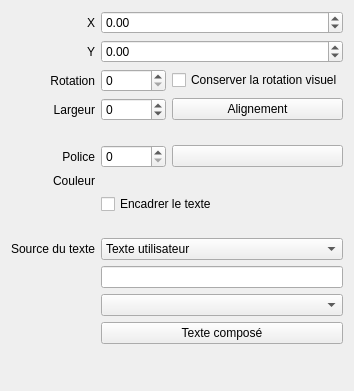
Qt form sources/editor/ui/dynamictextfieldeditor.ui (qelectrotech/qelectrotech-source-mirror) before a commit.
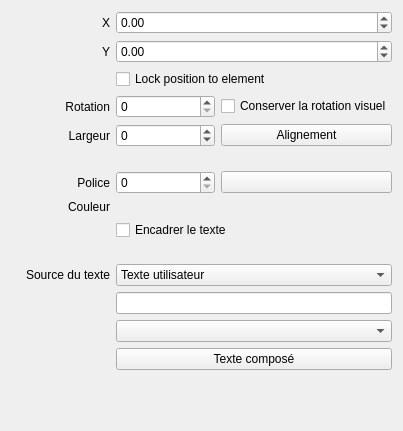
The same form after that commit.

Commit message: Implement lock to element from ui

```diff
--- a/sources/editor/ui/dynamictextfieldeditor.ui
+++ b/sources/editor/ui/dynamictextfieldeditor.ui
@@ -6,93 +6,35 @@
    <rect>
     <x>0</x>
     <y>0</y>
-    <width>354</width>
-    <height>391</height>
+    <width>403</width>
+    <height>431</height>
    </rect>
   </property>
   <property name="windowTitle">
    <string>Form</string>
   </property>
   <layout class="QGridLayout" name="m_main_grid_layout">
-   <item row="6" column="0">
-    <widget class="QLabel" name="label_3">
-     <property name="text">
-      <string>Couleur</string>
-     </property>
-     <property name="alignment">
-      <set>Qt::AlignRight|Qt::AlignTrailing|Qt::AlignVCenter</set>
-     </property>
-    </widget>
+   <item row="12" column="1" colspan="2">
+    <widget class="QLineEdit" name="m_user_text_le"/>
    </item>
-   <item row="13" column="1">
-    <spacer name="verticalSpacer">
-     <property name="orientation">
-      <enum>Qt::Vertical</enum>
-     </property>
-     <property name="sizeHint" stdset="0">
-      <size>
-       <width>20</width>
-       <height>40</height>
-      </size>
-     </property>
-    </spacer>
-   </item>
-   <item row="3" column="0">
-    <widget class="QLabel" name="label_2">
+   <item row="4" column="0">
+    <widget class="QLabel" name="label_7">
      <property name="text">
-      <string>Largeur</string>
+      <string>Rotation</string>
      </property>
      <property name="alignment">
       <set>Qt::AlignRight|Qt::AlignTrailing|Qt::AlignVCenter</set>
      </property>
     </widget>
    </item>
-   <item row="9" column="1" colspan="2">
-    <widget class="QComboBox" name="m_text_from_cb">
-     <item>
-      <property name="text">
-       <string>Texte utilisateur</string>
-      </property>
-     </item>
-     <item>
-      <property name="text">
-       <string>Information de l'élément</string>
-      </property>
-     </item>
-     <item>
-      <property name="text">
-       <string>Texte composé</string>
-      </property>
-     </item>
-    </widget>
-   </item>
-   <item row="2" column="2">
+   <item row="4" column="2">
     <widget class="QCheckBox" name="m_keep_visual_rotation_cb">
      <property name="text">
       <string>Conserver la rotation visuel</string>
      </property>
     </widget>
    </item>
-   <item row="11" column="1" colspan="2">
-    <widget class="QComboBox" name="m_elmt_info_cb"/>
-   </item>
-   <item row="4" column="1">
-    <spacer name="verticalSpacer_2">
-     <property name="orientation">
-      <enum>Qt::Vertical</enum>
-     </property>
-     <property name="sizeType">
-      <enum>QSizePolicy::Fixed</enum>
-     </property>
-     <property name="sizeHint" stdset="0">
-      <size>
-       <width>20</width>
-       <height>18</height>
-      </size>
-     </property>
-    </spacer>
-   </item>
-   <item row="3" column="1">
+   <item row="5" column="1">
     <widget class="QSpinBox" name="m_width_sb">
      <property name="minimum">
       <number>-1</number>
@@ -102,24 +44,118 @@
      </property>
     </widget>
    </item>
-   <item row="2" column="1">
+   <item row="5" column="2">
+    <widget class="QPushButton" name="m_alignment_pb">
+     <property name="text">
+      <string>Alignement</string>
+     </property>
+    </widget>
+   </item>
+   <item row="0" column="1" colspan="2">
+    <widget class="QDoubleSpinBox" name="m_x_sb">
+     <property name="minimum">
+      <double>-5000.000000000000000</double>
+     </property>
+     <property name="maximum">
+      <double>5000.000000000000000</double>
+     </property>
+    </widget>
+   </item>
+   <item row="13" column="1" colspan="2">
+    <widget class="QComboBox" name="m_elmt_info_cb"/>
+   </item>
+   <item row="6" column="1">
+    <spacer name="verticalSpacer_2">
+     <property name="orientation">
+      <enum>Qt::Vertical</enum>
+     </property>
+     <property name="sizeType">
+      <enum>QSizePolicy::Fixed</enum>
+     </property>
+     <property name="sizeHint" stdset="0">
+      <size>
+       <width>20</width>
+       <height>18</height>
+      </size>
+     </property>
+    </spacer>
+   </item>
+   <item row="11" column="1" colspan="2">
+    <widget class="QComboBox" name="m_text_from_cb">
+     <item>
+      <property name="text">
+       <string>Texte utilisateur</string>
+      </property>
+     </item>
+     <item>
+      <property name="text">
+       <string>Information de l'élément</string>
+      </property>
+     </item>
+     <item>
+      <property name="text">
+       <string>Texte composé</string>
+      </property>
+     </item>
+    </widget>
+   </item>
+   <item row="15" column="1">
+    <spacer name="verticalSpacer">
+     <property name="orientation">
+      <enum>Qt::Vertical</enum>
+     </property>
+     <property name="sizeHint" stdset="0">
+      <size>
+       <width>20</width>
+       <height>40</height>
+      </size>
+     </property>
+    </spacer>
+   </item>
+   <item row="4" column="1">
     <widget class="QSpinBox" name="m_rotation_sb">
      <property name="maximum">
       <number>359</number>
      </property>
     </widget>
    </item>
-   <item row="1" column="0">
-    <widget class="QLabel" name="label_6">
+   <item row="8" column="0">
+    <widget class="QLabel" name="label_3">
      <property name="text">
-      <string>Y</string>
+      <string>Couleur</string>
      </property>
      <property name="alignment">
       <set>Qt::AlignRight|Qt::AlignTrailing|Qt::AlignVCenter</set>
      </property>
     </widget>
    </item>
-   <item row="9" column="0">
+   <item row="5" column="0">
+    <widget class="QLabel" name="label_2">
+     <property name="text">
+      <string>Largeur</string>
+     </property>
+     <property name="alignment">
+      <set>Qt::AlignRight|Qt::AlignTrailing|Qt::AlignVCenter</set>
+     </property>
+    </widget>
+   </item>
+   <item row="10" column="1">
+    <spacer name="verticalSpacer_3">
+     <property name="orientation">
+      <enum>Qt::Vertical</enum>
+     </property>
+     <property name="sizeType">
+      <enum>QSizePolicy::Fixed</enum>
+     </property>
+     <property name="sizeHint" stdset="0">
+      <size>
+       <width>20</width>
+       <height>18</height>
+      </size>
+     </property>
+    </spacer>
+   </item>
+   <item row="11" column="0">
     <widget class="QLabel" name="label_4">
      <property name="text">
       <string>Source du texte</string>
@@ -129,41 +165,44 @@
      </property>
     </widget>
    </item>
-   <item row="10" column="1" colspan="2">
-    <widget class="QLineEdit" name="m_user_text_le"/>
-   </item>
-   <item row="2" column="0">
-    <widget class="QLabel" name="label_7">
-     <property name="text">
-      <string>Rotation</string>
-     </property>
-     <property name="alignment">
-      <set>Qt::AlignRight|Qt::AlignTrailing|Qt::AlignVCenter</set>
-     </property>
-    </widget>
-   </item>
-   <item row="12" column="1" colspan="2">
+   <item row="14" column="1" colspan="2">
     <widget class="QPushButton" name="m_composite_text_pb">
      <property name="text">
       <string>Texte composé</string>
      </property>
     </widget>
    </item>
-   <item row="3" column="2">
-    <widget class="QPushButton" name="m_alignment_pb">
+   <item row="7" column="1">
+    <widget class="QSpinBox" name="m_size_sb"/>
+   </item>
+   <item row="7" column="0">
+    <widget class="QLabel" name="label">
      <property name="text">
-      <string>Alignement</string>
+      <string>Police</string>
      </property>
+     <property name="alignment">
+      <set>Qt::AlignRight|Qt::AlignTrailing|Qt::AlignVCenter</set>
+     </property>
     </widget>
    </item>
-   <item row="7" column="1" colspan="2">
+   <item row="0" column="0">
+    <widget class="QLabel" name="label_5">
+     <property name="text">
+      <string>X</string>
+     </property>
+     <property name="alignment">
+      <set>Qt::AlignRight|Qt::AlignTrailing|Qt::AlignVCenter</set>
+     </property>
+    </widget>
+   </item>
+   <item row="9" column="1" colspan="2">
     <widget class="QCheckBox" name="m_frame_cb">
      <property name="text">
       <string>Encadrer le texte</string>
      </property>
     </widget>
    </item>
-   <item row="5" column="2">
+   <item row="7" column="2">
     <widget class="QPushButton" name="m_font_pb">
      <property name="text">
       <string/>
@@ -180,55 +219,26 @@
      </property>
     </widget>
    </item>
-   <item row="0" column="1" colspan="2">
-    <widget class="QDoubleSpinBox" name="m_x_sb">
-     <property name="minimum">
-      <double>-5000.000000000000000</double>
-     </property>
-     <property name="maximum">
-      <double>5000.000000000000000</double>
-     </property>
-    </widget>
-   </item>
-   <item row="5" column="1">
-    <widget class="QSpinBox" name="m_size_sb"/>
-   </item>
-   <item row="0" column="0">
-    <widget class="QLabel" name="label_5">
+   <item row="1" column="0">
+    <widget class="QLabel" name="label_6">
      <property name="text">
-      <string>X</string>
+      <string>Y</string>
      </property>
      <property name="alignment">
       <set>Qt::AlignRight|Qt::AlignTrailing|Qt::AlignVCenter</set>
      </property>
     </widget>
    </item>
-   <item row="5" column="0">
-    <widget class="QLabel" name="label">
+   <item row="2" column="1" colspan="2">
+    <widget class="QCheckBox" name="m_lock_to_element_cb">
+     <property name="toolTip">
+      <string>Lock the position of the text to the position of the element so that the text can not be moved accidentally.</string>
+     </property>
      <property name="text">
-      <string>Police</string>
+      <string>Lock position to element</string>
      </property>
-     <property name="alignment">
-      <set>Qt::AlignRight|Qt::AlignTrailing|Qt::AlignVCenter</set>
-     </property>
     </widget>
    </item>
-   <item row="8" column="1">
-    <spacer name="verticalSpacer_3">
-     <property name="orientation">
-      <enum>Qt::Vertical</enum>
-     </property>
-     <property name="sizeType">
-      <enum>QSizePolicy::Fixed</enum>
-     </property>
-     <property name="sizeHint" stdset="0">
-      <size>
-       <width>20</width>
-       <height>18</height>
-      </size>
-     </property>
-    </spacer>
-   </item>
   </layout>
  </widget>
  <tabstops>
```
Left out of the diff: 1 changed line with no effect on the pictures. The commit also changes 8 other files.
